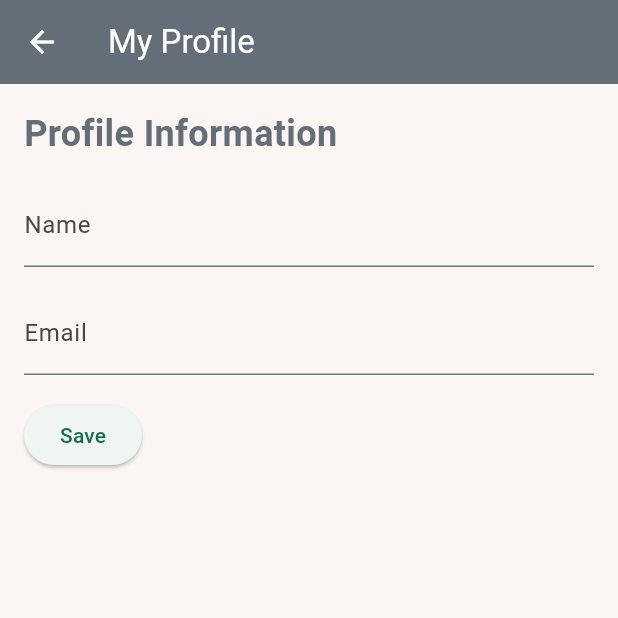
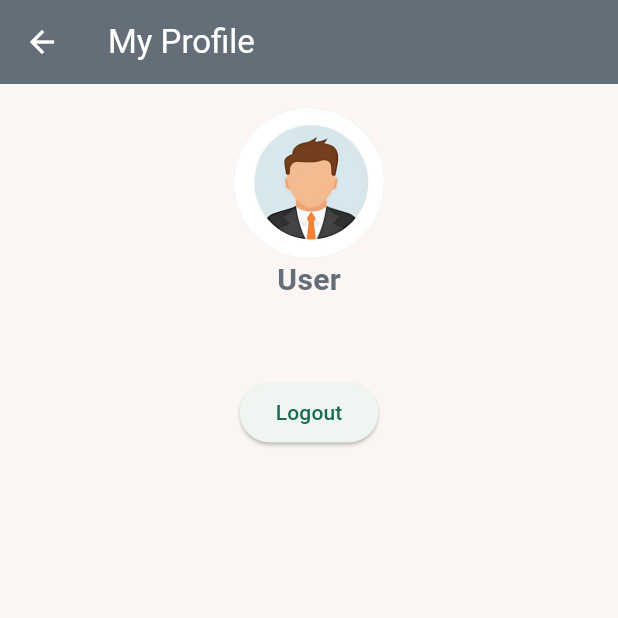
Before and after one commit to SandunC000/chords_app, a Flutter app: the MyProfileScreen screen opened directly, on a phone screen of 412 x 824 dp, the top half of it. Run offline on Flutter 3.47's test engine with Material 3 defaults, Android fonts, the phone set to English and light mode, and no system bars.

Commit message:
login, my profile implementation

```diff
--- a/lib/main.dart
+++ b/lib/main.dart
@@ -1,4 +1,5 @@
 import 'package:flutter/material.dart';
+import 'package:guitar_codes_app/services/auth_service.dart';
 import 'package:guitar_codes_app/services/favorites_service.dart';
 import 'package:guitar_codes_app/services/settings_service.dart';
 import 'package:guitar_codes_app/views/splash/splash_screen.dart';
@@ -8,8 +9,9 @@
   runApp(
     MultiProvider(
       providers: [
+        ChangeNotifierProvider(create: (_) => AuthService()),
+        ChangeNotifierProvider(create: (_) => SettingsService()),
         ChangeNotifierProvider(create: (_) => FavoritesService()),
-        ChangeNotifierProvider(create: (_) => SettingsService()),
       ],
       child: const MyApp(),
     ),
--- /dev/null
+++ b/lib/services/auth_service.dart
@@ -0,0 +1,22 @@
+import 'package:flutter/material.dart';
+
+class AuthService with ChangeNotifier {
+  bool _isGuest = false;
+
+  bool get isGuest => _isGuest;
+
+  void loginAsGuest() {
+    _isGuest = true;
+    notifyListeners();
+  }
+
+  void loginAsUser() {
+    _isGuest = false;
+    notifyListeners();
+  }
+
+  void logout() {
+    _isGuest = false;
+    notifyListeners();
+  }
+}
--- a/lib/views/drawer_pages/my_profile_screen.dart
+++ b/lib/views/drawer_pages/my_profile_screen.dart
@@ -1,43 +1,47 @@
 import 'package:flutter/material.dart';
+import 'package:guitar_codes_app/services/auth_service.dart';
+import 'package:guitar_codes_app/views/login_or_register/login_or_register.dart';
+import 'package:provider/provider.dart';
 
 class MyProfileScreen extends StatelessWidget {
   const MyProfileScreen({super.key});
 
   @override
   Widget build(BuildContext context) {
+    final authService = Provider.of<AuthService>(context);
+
     return Scaffold(
       appBar: AppBar(
         title: const Text('My Profile'),
       ),
       body: Padding(
         padding: const EdgeInsets.all(16.0),
+        child: Center(
           child: Column(
-          crossAxisAlignment: CrossAxisAlignment.start,
             children: [
-            const Text(
-              'Profile Information',
-              style: TextStyle(fontSize: 24, fontWeight: FontWeight.bold),
+              const CircleAvatar(
+                radius: 50,
+                backgroundImage: AssetImage('assets/pro-pic-male.png'),
               ),
-            const SizedBox(height: 16),
-            const TextField(
-              decoration: InputDecoration(
-                labelText: 'Name',
+              Text(
+                authService.isGuest ? 'Guest' : 'User',
+                style:
+                    const TextStyle(fontSize: 20, fontWeight: FontWeight.bold),
               ),
-            ),
-            const SizedBox(height: 16),
-            const TextField(
-              decoration: InputDecoration(
-                labelText: 'Email',
-              ),
-            ),
-            const SizedBox(height: 16),
+              const SizedBox(height: 50),
               ElevatedButton(
                 onPressed: () {
-                // Handle save profile information
+                  authService.logout();
+                  Navigator.pushReplacement(
+                    context,
+                    MaterialPageRoute(
+                        builder: (context) => const LoginOrRegister()),
+                  );
                 },
-              child: const Text('Save'),
+                child: const Text('Logout'),
               ),
             ],
+          ),
         ),
       ),
     );
--- a/lib/views/home/home_screen.dart
+++ b/lib/views/home/home_screen.dart
@@ -1,6 +1,7 @@
 import 'package:flutter/material.dart';
 import 'package:guitar_codes_app/models/artist.dart';
 import 'package:guitar_codes_app/models/song.dart';
+import 'package:guitar_codes_app/services/auth_service.dart';
 import 'package:guitar_codes_app/views/artist_view/artist_details_screen.dart';
 import 'package:guitar_codes_app/views/drawer_pages/contact_us_screen.dart';
 import 'package:guitar_codes_app/views/drawer_pages/favorites_screen.dart';
@@ -8,6 +9,7 @@ import 'package:guitar_codes_app/views/drawer_pages/my_profile_screen.dart';
 import 'package:guitar_codes_app/views/drawer_pages/rate_us_screen.dart';
 import 'package:guitar_codes_app/views/drawer_pages/settings_screen.dart';
 import 'package:guitar_codes_app/views/song_view/song_detail_view.dart';
+import 'package:provider/provider.dart';
 
 class HomeScreen extends StatefulWidget {
   const HomeScreen({super.key});
@@ -127,6 +129,8 @@ D A Bm G''',
   }
 
   Widget _buildDrawer() {
+    final authService = Provider.of<AuthService>(context);
+
     return SafeArea(
       top: true,
       bottom: true,
@@ -158,6 +162,7 @@ D A Bm G''',
                 );
               },
             ),
+            if (!authService.isGuest)
               ListTile(
                 leading: const Icon(Icons.favorite),
                 title: const Text('Favorites'),
--- a/lib/views/song_view/song_detail_view.dart
+++ b/lib/views/song_view/song_detail_view.dart
@@ -1,6 +1,7 @@
 import 'package:flutter/material.dart';
 import 'package:guitar_codes_app/models/favorite.dart';
 import 'package:guitar_codes_app/models/song.dart';
+import 'package:guitar_codes_app/services/auth_service.dart';
 import 'package:guitar_codes_app/services/favorites_service.dart';
 import 'package:guitar_codes_app/services/settings_service.dart';
 import 'package:guitar_codes_app/utilities/functions.dart';
@@ -41,6 +42,7 @@ class _SongDetailsScreenState extends State<SongDetailsScreen> {
 
   @override
   Widget build(BuildContext context) {
+    final authService = Provider.of<AuthService>(context);
     final settingsService = Provider.of<SettingsService>(context);
     final transposedChords =
         transposeChords(widget.song.chords, _transposeValue);
@@ -49,6 +51,7 @@ class _SongDetailsScreenState extends State<SongDetailsScreen> {
       appBar: AppBar(
         title: Text(widget.song.title),
         actions: [
+          if (!authService.isGuest)
             Consumer<FavoritesService>(
                 builder: (context, favoritesService, child) {
               return IconButton(
```
Also changed, not shown: lib/views/login_or_register/login_or_register.dart (+7 -5 lines), lib/views/login_or_register/login_page.dart (+21 -5 lines), lib/views/login_or_register/register_page.dart (+24 -8 lines), assets/pro-pic-female.png (added), assets/pro-pic-male.png (added). Lines whose indentation alone changed are shown as unchanged.
